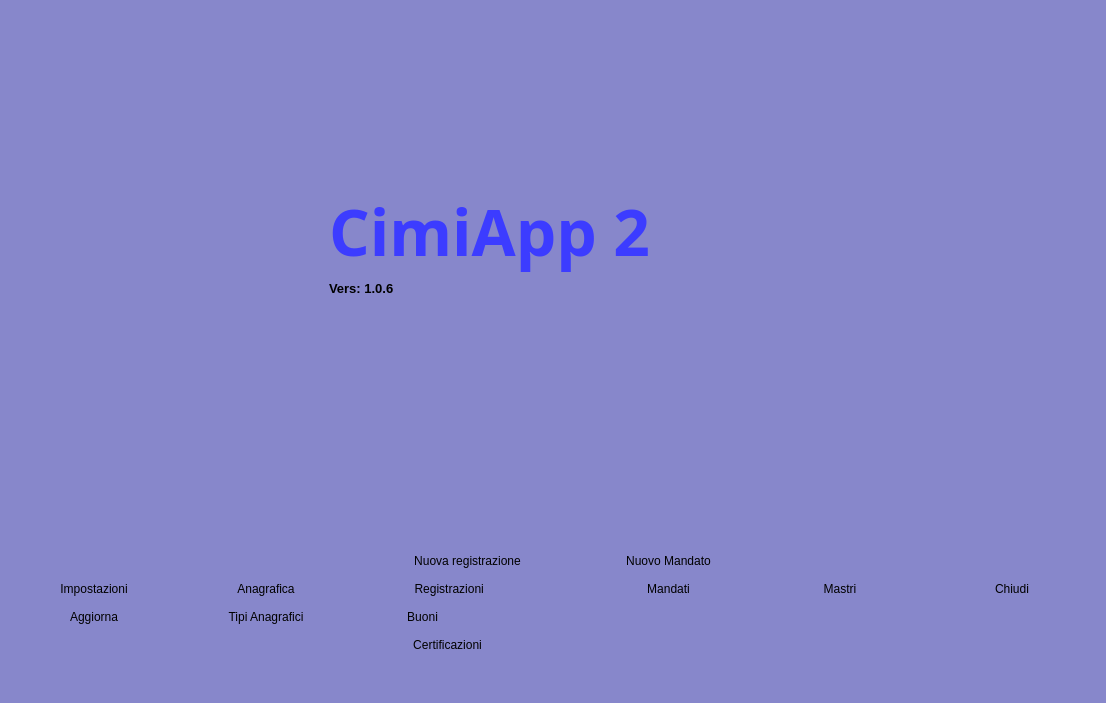
The window that cmainwindow.ui (fblabs/cimiapp2) describes before a commit, drawn with Qt 5.
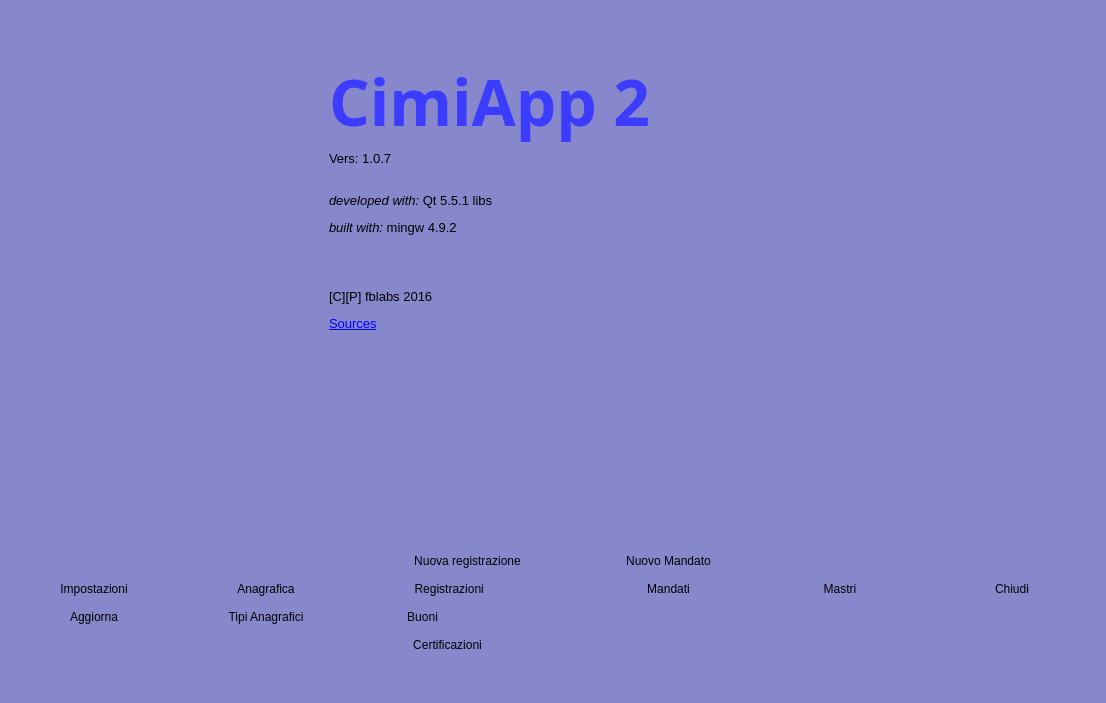
The same window after the commit. Icons and pictures are not drawn.

The edit to the form file:
```diff
--- a/cmainwindow.ui
+++ b/cmainwindow.ui
@@ -511,12 +511,12 @@
            <font>
             <family>Arial</family>
             <pointsize>10</pointsize>
-            <weight>75</weight>
-            <bold>true</bold>
+            <weight>50</weight>
+            <bold>false</bold>
            </font>
           </property>
           <property name="text">
-           <string>Vers: 1.0.6</string>
+           <string>&lt;html&gt;&lt;head/&gt;&lt;body&gt;&lt;p&gt;Vers: 1.0.7 &lt;/p&gt;&lt;p&gt;&lt;br/&gt;&lt;span style=&quot; font-style:italic;&quot;&gt;developed with:&lt;/span&gt; Qt 5.5.1 libs&lt;/p&gt;&lt;p&gt;&lt;span style=&quot; font-style:italic;&quot;&gt;built with:&lt;/span&gt; mingw 4.9.2 &lt;/p&gt;&lt;p&gt;&lt;br/&gt;&lt;/p&gt;&lt;p&gt;[C][P] fblabs 2016&lt;/p&gt;&lt;p&gt;&lt;a href=&quot;www.github.com/fblabs/cimiapp2&quot;&gt;&lt;span style=&quot; text-decoration: underline; color:#0000ff;&quot;&gt;Sources&lt;/span&gt;&lt;/a&gt;&lt;/p&gt;&lt;p&gt;&lt;br/&gt;&lt;/p&gt;&lt;p&gt;&lt;br/&gt;&lt;/p&gt;&lt;p&gt;&lt;br/&gt;&lt;/p&gt;&lt;p&gt;&lt;br/&gt;&lt;/p&gt;&lt;/body&gt;&lt;/html&gt;</string>
           </property>
           <property name="alignment">
            <set>Qt::AlignLeading|Qt::AlignLeft|Qt::AlignTop</set>
```
Left out of the diff: 8 changed lines with no effect on the pictures.
